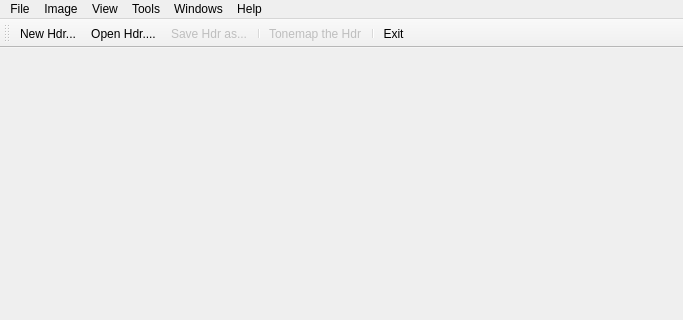
Qt form forms/maingui.ui (LuminanceHDR/LuminanceHDR) before a commit; both pictures show x 0 to 683 and y 0 to 320 of the 683 by 605 pixel window.
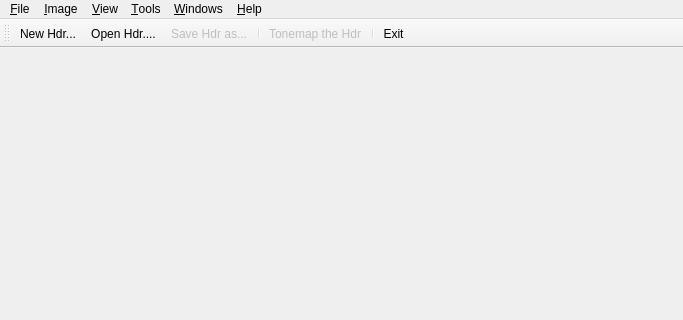
The same form after that commit. Icons and pictures are not drawn.

Patch:
```diff
--- a/forms/maingui.ui
+++ b/forms/maingui.ui
@@ -30,7 +30,7 @@
    </property>
    <widget class="QMenu" name="menuFile" >
     <property name="title" >
-     <string>File</string>
+     <string>&amp;File</string>
     </property>
     <addaction name="fileNewAction" />
     <addaction name="fileOpenAction" />
@@ -40,7 +40,7 @@
    </widget>
    <widget class="QMenu" name="menuImage" >
     <property name="title" >
-     <string>Image</string>
+     <string>&amp;Image</string>
     </property>
     <addaction name="rotateccw" />
     <addaction name="rotatecw" />
@@ -51,7 +51,7 @@
    </widget>
    <widget class="QMenu" name="menuView" >
     <property name="title" >
-     <string>View</string>
+     <string>&amp;View</string>
     </property>
     <widget class="QMenu" name="menuHDR_Histogram" >
      <property name="enabled" >
@@ -75,27 +75,27 @@
    </widget>
    <widget class="QMenu" name="menuSettings" >
     <property name="title" >
-     <string>Tools</string>
+     <string>&amp;Tools</string>
     </property>
     <addaction name="OptionsAction" />
     <addaction name="separator" />
     <addaction name="Transplant_Exif_Data_action" />
     <addaction name="actionAlign_Images" />
    </widget>
-   <widget class="QMenu" name="menuHelp" >
-    <property name="title" >
-     <string>Help</string>
-    </property>
-    <addaction name="helpAction" />
-    <addaction name="actionAbout_Qt" />
-   </widget>
    <widget class="QMenu" name="menuWindows" >
     <property name="title" >
-     <string>Windows</string>
+     <string>&amp;Windows</string>
     </property>
     <addaction name="actionTile" />
     <addaction name="actionCascade" />
    </widget>
+   <widget class="QMenu" name="menuHelp" >
+    <property name="title" >
+     <string>&amp;Help</string>
+    </property>
+    <addaction name="helpAction" />
+    <addaction name="actionAbout_Qt" />
+   </widget>
    <addaction name="menuFile" />
    <addaction name="menuImage" />
    <addaction name="menuView" />
```
Left out of the diff: 43 changed lines with no effect on the pictures.
